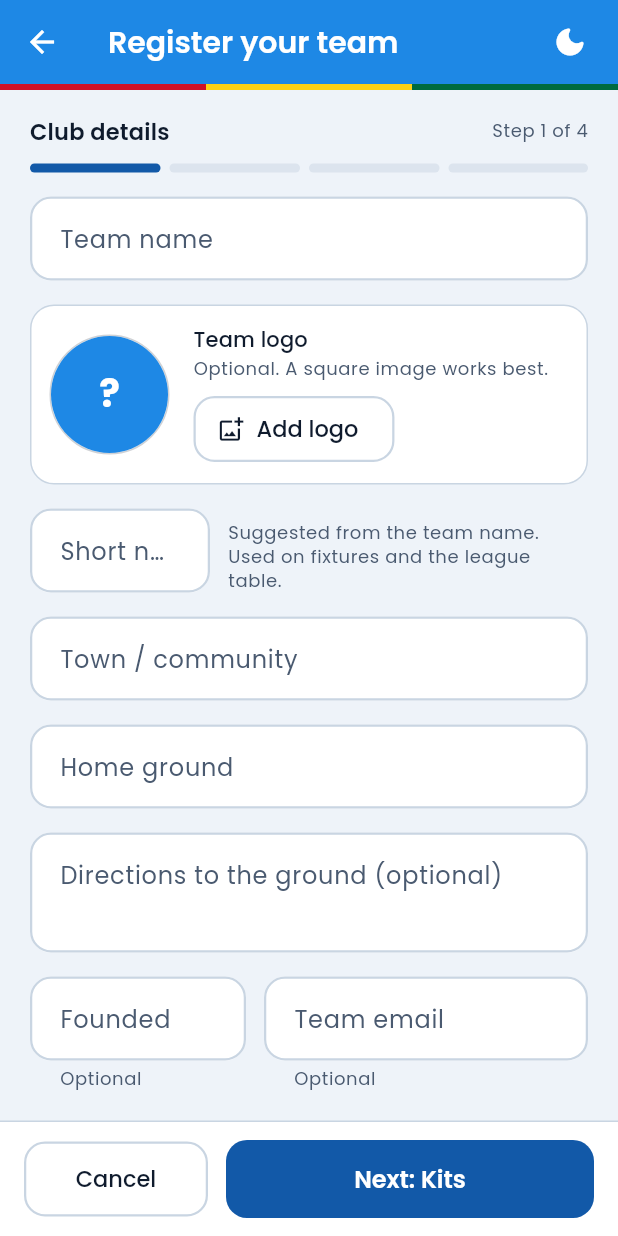
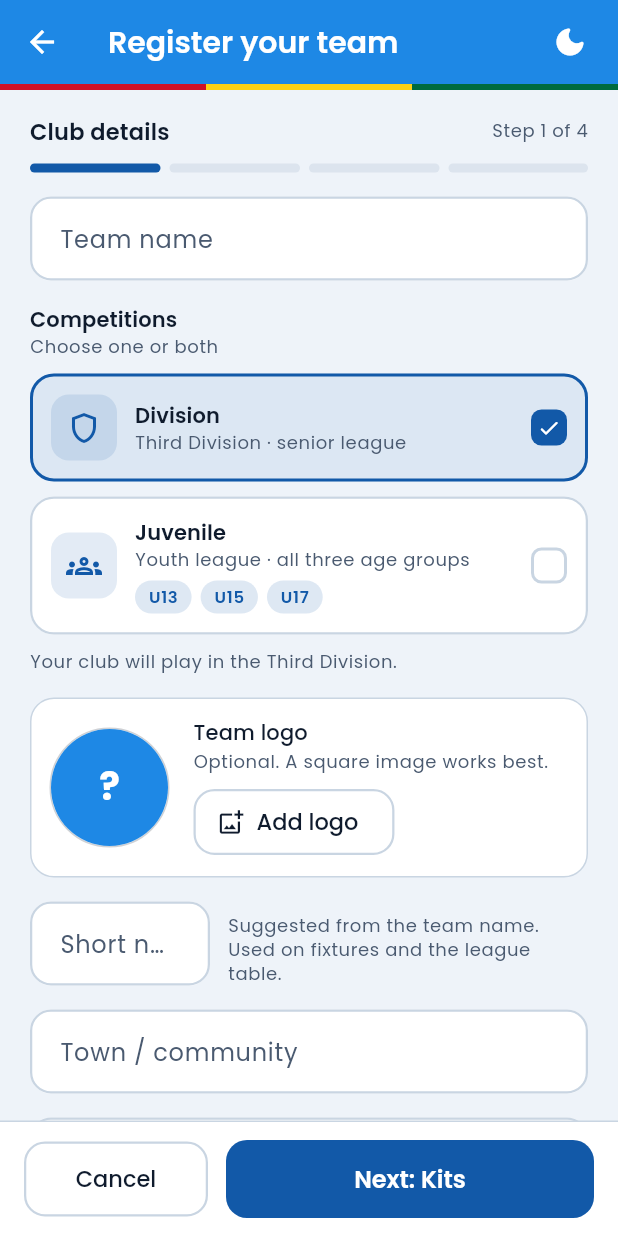
Before and after one commit to IsaacCodes01/gedfa-connect, a Flutter app: the RegisterTeamScreen screen opened by its route, on a phone screen of 412 x 824 dp. Run offline on Flutter 3.47's test engine with Material 3 defaults, Android fonts, the phone set to English and light mode, and no system bars; our stand-ins replace cloud_firestore, connectivity_plus, firebase_auth, firebase_core, firebase_storage, flutter_riverpod and 4 more; accounts and stored records are empty.

Commit message:
feat(teams): competitions (Division / Juvenile) in registration, review and status

```diff
--- /dev/null
+++ b/lib/features/teams/domain/competition.dart
@@ -0,0 +1,35 @@
+/// The competitions a club can enter. A club picks one or both.
+enum Competition {
+  division('Division', 'Third Division · senior league'),
+  juvenile('Juvenile', 'Youth league · all three age groups');
+
+  const Competition(this.label, this.description);
+
+  final String label;
+  final String description;
+
+  /// Juvenile always means all three age groups.
+  static const juvenileAgeGroups = ['U13', 'U15', 'U17'];
+
+  static Competition? fromString(String? value) {
+    for (final competition in values) {
+      if (competition.name == value) return competition;
+    }
+    return null;
+  }
+
+  /// Reads `categories` from Firestore.
+  /// Old requests saved before this field existed count as Division.
+   static Set<Competition> fromList(List<dynamic>? raw) {
+    final result = <Competition>{
+      for (final item in raw ?? const []) ?fromString(item as String?),
+    };
+    return result.isEmpty ? {Competition.division} : result;
+  }
+
+  /// Writes `categories` for Firestore, always in the same order.
+  static List<String> toList(Set<Competition> competitions) => [
+        for (final competition in values)
+          if (competitions.contains(competition)) competition.name,
+      ];
+}
--- a/lib/features/teams/domain/team_request.dart
+++ b/lib/features/teams/domain/team_request.dart
@@ -3,6 +3,7 @@ import 'package:cloud_firestore/cloud_firestore.dart';
 import 'package:gedfa_connect/core/constants/approval_status.dart';
 import 'package:gedfa_connect/features/teams/domain/kit.dart';
 import 'package:gedfa_connect/features/teams/domain/official.dart';
+import 'package:gedfa_connect/features/teams/domain/competition.dart';
 
 class TeamRequest {
   const TeamRequest({
@@ -17,6 +18,7 @@ class TeamRequest {
     required this.officials,
     required this.status,
     this.homeGroundDirections,
+    required this.categories,
     this.yearFounded,
     this.email,
     this.logoUrl,
@@ -37,6 +39,8 @@ class TeamRequest {
   final int? yearFounded;
   final String? email;
   final String? logoUrl;
+    // Competitions: division, juvenile, or both
+  final Set<Competition> categories;
 
   // Section 2: kits
   final Kit homeKit;
@@ -79,6 +83,7 @@ class TeamRequest {
       'yearFounded': yearFounded,
       'email': blankToNull(email),
       'logoUrl': logoUrl,
+      'categories': Competition.toList(categories),
       'kits': {
         'home': homeKit.toMap(),
         'away': awayKit.toMap(),
@@ -117,6 +122,7 @@ class TeamRequest {
       yearFounded: data['yearFounded'] as int?,
       email: data['email'] as String?,
       logoUrl: data['logoUrl'] as String?,
+      categories: Competition.fromList(data['categories'] as List<dynamic>?),
       homeKit: kitOrWhite('home'),
       awayKit: kitOrWhite('away'),
       thirdKit: Kit.fromMap(kits?['third'] as Map<String, dynamic>?),
--- a/lib/features/teams/presentation/register_team_screen.dart
+++ b/lib/features/teams/presentation/register_team_screen.dart
@@ -25,6 +25,7 @@ import 'package:gedfa_connect/features/teams/presentation/steps/kits_step.dart';
 import 'package:gedfa_connect/features/teams/presentation/steps/officials_step.dart';
 import 'package:gedfa_connect/features/teams/presentation/steps/review_step.dart';
 import 'package:gedfa_connect/features/teams/presentation/widgets/officials_editor.dart';
+import 'package:gedfa_connect/features/teams/domain/competition.dart';
 
 
 const _stepTitles = ['Club details', 'Kits', 'Officials', 'Review & submit'];
@@ -72,6 +73,9 @@ class _RegisterTeamScreenState extends ConsumerState<RegisterTeamScreen> {
   // Step 4: declaration
   bool _agreed = false;
 
+    // Competitions (step 1)
+  Set<Competition> _competitions = {Competition.division};
+
     // Editing an existing request
   TeamRequest? _existing;
   String? _existingLogoUrl;
@@ -93,6 +97,7 @@ class _RegisterTeamScreenState extends ConsumerState<RegisterTeamScreen> {
       _email.text = existing.email ?? '';
       _shortNameEdited = true;
       _existingLogoUrl = existing.logoUrl;
+      _competitions = {...existing.categories};
       _kits[KitSlot.home] = existing.homeKit;
       _kits[KitSlot.away] = existing.awayKit;
       _kits[KitSlot.goalkeeper] = existing.goalkeeperKit;
@@ -273,6 +278,7 @@ class _RegisterTeamScreenState extends ConsumerState<RegisterTeamScreen> {
       yearFounded: int.tryParse(_yearFounded.text.trim()),
       email: _email.text,
       logoUrl: logoUrl,
+      categories: _competitions,
       homeKit: _kits[KitSlot.home]!,
       awayKit: _kits[KitSlot.away]!,
       goalkeeperKit: _kits[KitSlot.goalkeeper]!,
@@ -377,6 +383,9 @@ class _RegisterTeamScreenState extends ConsumerState<RegisterTeamScreen> {
             _logoBytes = null;
             _existingLogoUrl = null;
           }),
+          competitions: _competitions,
+          onCompetitionsChanged: (value) =>
+              setState(() => _competitions = value),
         ),
       1 => KitsStep(
           kits: _kits,
@@ -404,6 +413,7 @@ class _RegisterTeamScreenState extends ConsumerState<RegisterTeamScreen> {
           kits: _kits,
           officials: _officials,
           logoUrl: _existingLogoUrl,
+          competitions: _competitions,
           agreed: _agreed,
           directions: _directions.text.trim(),
           email: _email.text.trim(),
--- a/lib/features/teams/presentation/steps/club_step.dart
+++ b/lib/features/teams/presentation/steps/club_step.dart
@@ -4,6 +4,8 @@ import 'package:gedfa_connect/core/layout/responsive.dart';
 import 'package:gedfa_connect/core/utils/initials.dart';
 import 'package:gedfa_connect/core/utils/validators.dart';
 import 'package:gedfa_connect/features/teams/presentation/widgets/logo_picker.dart';
+import 'package:gedfa_connect/features/teams/domain/competition.dart';
+import 'package:gedfa_connect/features/teams/presentation/widgets/competition_picker.dart';
 
 class ClubStep extends StatelessWidget {
   const ClubStep({
@@ -15,6 +17,8 @@ class ClubStep extends StatelessWidget {
     required this.shortName,
     required this.town,
     required this.homeGround,
+    required this.competitions,
+    required this.onCompetitionsChanged,
     required this.directions,
     required this.yearFounded,
     required this.email,
@@ -35,6 +39,8 @@ class ClubStep extends StatelessWidget {
   final TextEditingController shortName;
   final TextEditingController town;
   final TextEditingController homeGround;
+  final Set<Competition> competitions;
+  final ValueChanged<Set<Competition>> onCompetitionsChanged;
   final TextEditingController directions;
   final TextEditingController yearFounded;
   final TextEditingController email;
@@ -97,6 +103,12 @@ class ClubStep extends StatelessWidget {
                   textInputAction: TextInputAction.next,
                   onChanged: onTeamNameChanged,
                   validator: teamNameValidator,
+                ),
+                gap,
+                  CompetitionPicker(
+                  initialValue: competitions,
+                  onChanged: onCompetitionsChanged,
+                  enabled: enabled,
                 ),
                 gap,
                 Container(
--- /dev/null
+++ b/lib/features/teams/presentation/widgets/competition_picker.dart
@@ -0,0 +1,288 @@
+import 'package:flutter/material.dart';
+import 'package:gedfa_connect/features/teams/domain/competition.dart';
+
+IconData _iconFor(Competition competition) => switch (competition) {
+      Competition.division => Icons.shield_outlined,
+      Competition.juvenile => Icons.groups_outlined,
+    };
+
+/// The two Competition cards on step 1.
+/// It is a FormField, so the Club form checks it together with the
+/// text fields: no competition ticked = the form is not valid.
+class CompetitionPicker extends FormField<Set<Competition>> {
+ CompetitionPicker({
+    super.key,
+    required Set<Competition> initialValue,
+    required ValueChanged<Set<Competition>> onChanged,
+    super.enabled,
+  }) : super(
+          initialValue: initialValue,
+          validator: (value) => (value == null || value.isEmpty)
+              ? 'Choose at least one competition.'
+              : null,
+          builder: (field) {
+            void toggle(Competition competition) {
+              final next = <Competition>{...?field.value};
+              if (!next.remove(competition)) next.add(competition);
+              field.didChange(next);
+              onChanged(next);
+            }
+
+            return _PickerBody(
+              selected: field.value ?? const {},
+              enabled: field.widget.enabled,
+              errorText: field.errorText,
+              onToggle: toggle,
+            );
+          },
+        );
+}
+
+class _PickerBody extends StatelessWidget {
+  const _PickerBody({
+    required this.selected,
+    required this.enabled,
+    required this.errorText,
+    required this.onToggle,
+  });
+
+  final Set<Competition> selected;
+  final bool enabled;
+  final String? errorText;
+  final ValueChanged<Competition> onToggle;
+
+  String get _summary {
+    final division = selected.contains(Competition.division);
+    final juvenile = selected.contains(Competition.juvenile);
+    if (division && juvenile) {
+      return 'Your club will have a senior side and a youth side.';
+    }
+    if (juvenile) return 'Your club will have U13, U15 and U17 squads.';
+    return 'Your club will play in the Third Division.';
+  }
+
+  @override
+  Widget build(BuildContext context) {
+    final textTheme = Theme.of(context).textTheme;
+    final scheme = Theme.of(context).colorScheme;
+    final error = errorText;
+
+    return Column(
+      crossAxisAlignment: CrossAxisAlignment.stretch,
+      children: [
+        Text('Competitions',
+            style: textTheme.titleSmall?.copyWith(fontWeight: FontWeight.w600)),
+        Text(
+          'Choose one or both',
+          style: textTheme.bodySmall?.copyWith(color: scheme.onSurfaceVariant),
+        ),
+        const SizedBox(height: 10),
+        for (final competition in Competition.values) ...[
+          _CompetitionCard(
+            competition: competition,
+            selected: selected.contains(competition),
+            onTap: enabled ? () => onToggle(competition) : null,
+          ),
+          const SizedBox(height: 10),
+        ],
+        if (error != null)
+          Text(
+            error,
+            style: textTheme.bodySmall?.copyWith(
+              color: scheme.error,
+              fontWeight: FontWeight.w500,
+            ),
+          )
+        else if (selected.isNotEmpty)
+          Text(
+            _summary,
+            style:
+                textTheme.bodySmall?.copyWith(color: scheme.onSurfaceVariant),
+          ),
+      ],
+    );
+  }
+}
+
+class _CompetitionCard extends StatelessWidget {
+  const _CompetitionCard({
+    required this.competition,
+    required this.selected,
+    required this.onTap,
+  });
+
+  final Competition competition;
+  final bool selected;
+  final VoidCallback? onTap;
+
+  @override
+  Widget build(BuildContext context) {
+    final textTheme = Theme.of(context).textTheme;
+    final scheme = Theme.of(context).colorScheme;
+    final radius = BorderRadius.circular(16);
+
+    return Semantics(
+      button: true,
+      checked: selected,
+      child: Material(
+        color: selected
+            ? scheme.primary.withValues(alpha: 0.08)
+            : scheme.surface,
+        shape: RoundedRectangleBorder(
+          borderRadius: radius,
+          side: BorderSide(
+            color: selected ? scheme.primary : scheme.outline,
+            width: selected ? 2 : 1.5,
+          ),
+        ),
+        child: InkWell(
+          onTap: onTap,
+          borderRadius: radius,
+          child: Padding(
+            padding: const EdgeInsets.all(14),
+            child: Row(
+              children: [
+                Container(
+                  width: 44,
+                  height: 44,
+                  decoration: BoxDecoration(
+                    color: scheme.primary.withValues(alpha: 0.12),
+                    borderRadius: BorderRadius.circular(12),
+                  ),
+                  child: Icon(_iconFor(competition), color: scheme.primary),
+                ),
+                const SizedBox(width: 12),
+                Expanded(
+                  child: Column(
+                    crossAxisAlignment: CrossAxisAlignment.start,
+                    children: [
+                      Text(
+                        competition.label,
+                        style: textTheme.titleSmall
+                            ?.copyWith(fontWeight: FontWeight.w600),
+                      ),
+                      Text(
+                        competition.description,
+                        style: textTheme.bodySmall
+                            ?.copyWith(color: scheme.onSurfaceVariant),
+                      ),
+                      if (competition == Competition.juvenile) ...[
+                        const SizedBox(height: 6),
+                        Wrap(
+                          spacing: 6,
+                          children: [
+                            for (final group in Competition.juvenileAgeGroups)
+                              _SmallChip(label: group),
+                          ],
+                        ),
+                      ],
+                    ],
+                  ),
+                ),
+                const SizedBox(width: 8),
+                AnimatedContainer(
+                  duration: const Duration(milliseconds: 150),
+                  width: 24,
+                  height: 24,
+                  decoration: BoxDecoration(
+                    color: selected ? scheme.primary : Colors.transparent,
+                    borderRadius: BorderRadius.circular(7),
+                    border: selected
+                        ? null
+                        : Border.all(color: scheme.outline, width: 2),
+                  ),
+                  child: selected
+                      ? Icon(Icons.check_rounded,
+                          size: 16, color: scheme.onPrimary)
+                      : null,
+                ),
+              ],
+            ),
+          ),
+        ),
+      ),
+    );
+  }
+}
+
+class _SmallChip extends StatelessWidget {
+  const _SmallChip({required this.label});
+
+  final String label;
+
+  @override
+  Widget build(BuildContext context) {
+    final scheme = Theme.of(context).colorScheme;
+
+    return Container(
+      padding: const EdgeInsets.symmetric(horizontal: 9, vertical: 3),
+      decoration: BoxDecoration(
+        color: scheme.primary.withValues(alpha: 0.14),
+        borderRadius: BorderRadius.circular(999),
+      ),
+      child: Text(
+        label,
+        style: Theme.of(context).textTheme.labelSmall?.copyWith(
+              color: scheme.primary,
+              fontWeight: FontWeight.w600,
+            ),
+      ),
+    );
+  }
+}
+
+/// Read-only chips for Review and Status, e.g. "Division" and
+/// "Juvenile · U13 · U15 · U17".
+class CompetitionChips extends StatelessWidget {
+  const CompetitionChips({
+    super.key,
+    required this.competitions,
+    this.compact = false,
+    this.center = false,
+  });
+
+  final Set<Competition> competitions;
+  final bool compact;
+  final bool center;
+
+  String _text(Competition competition) {
+    if (competition != Competition.juvenile) return competition.label;
+    return compact
+        ? 'Juvenile · U13–U17'
+        : 'Juvenile · ${Competition.juvenileAgeGroups.join(' · ')}';
+  }
+
+  @override
+  Widget build(BuildContext context) {
+    final scheme = Theme.of(context).colorScheme;
+    final style = Theme.of(context).textTheme.labelMedium?.copyWith(
+          color: scheme.primary,
+          fontWeight: FontWeight.w600,
+        );
+
+    return Wrap(
+      alignment: center ? WrapAlignment.center : WrapAlignment.start,
+      spacing: 8,
+      runSpacing: 8,
+      children: [
+        for (final competition in Competition.values)
+          if (competitions.contains(competition))
+            Container(
+              padding: const EdgeInsets.symmetric(horizontal: 12, vertical: 6),
+              decoration: BoxDecoration(
+                color: scheme.primary.withValues(alpha: 0.12),
+                borderRadius: BorderRadius.circular(999),
+              ),
+              child: Row(
+                mainAxisSize: MainAxisSize.min,
+                children: [
+                  Icon(_iconFor(competition), size: 15, color: scheme.primary),
+                  const SizedBox(width: 6),
+                  Text(_text(competition), style: style),
+                ],
+              ),
+            ),
+      ],
+    );
+  }
+}
--- a/lib/features/teams/presentation/widgets/kit_preview.dart
+++ b/lib/features/teams/presentation/widgets/kit_preview.dart
@@ -42,7 +42,7 @@ class KitPreview extends StatelessWidget {
                   alignment: Alignment.center,
                   children: [
                     ...previous,
-                    if (current != null) current,
+                    ?current,
                   ],
                 ),
                 transitionBuilder: (child, animation) {
```
Also changed, not shown: lib/features/teams/presentation/steps/review_step.dart (+32 -14 lines), lib/features/teams/presentation/welcome_screen.dart (+7 -0 lines), 1 other file.
